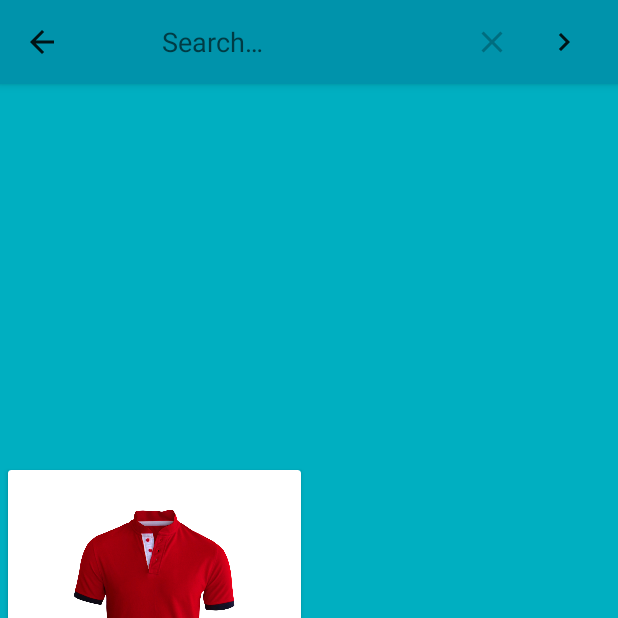
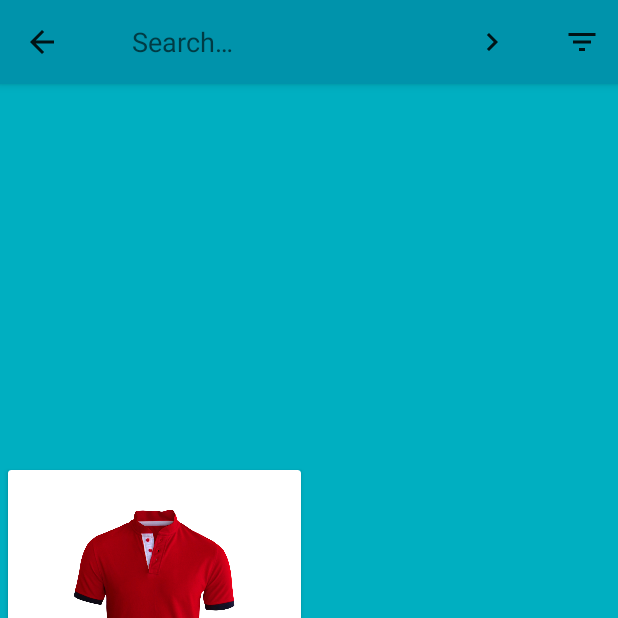
Before and after one commit to nttholly/prm392, an Android app: the ProductsCardActivity screen opened directly, with no data from a screen before it, after a tap on "Search", on a phone screen of 412 x 824 dp, the top half of it. Run offline under Robolectric (Android 15) with nearby library versions, the phone set to English and light mode, and no system bars; our stand-ins replace sdp/ssp sizes.

Commit message:
Update Filter and Search Product
Update Filter and Search Product

```diff
--- a/app/src/main/java/com/example/shoppingapp/ProductsCardActivity.java
+++ b/app/src/main/java/com/example/shoppingapp/ProductsCardActivity.java
@@ -1,5 +1,6 @@
 package com.example.shoppingapp;
 
+import androidx.annotation.NonNull; // <-- Thêm import
 import androidx.appcompat.app.AppCompatActivity;
 import androidx.appcompat.widget.SearchView;
 import androidx.recyclerview.widget.GridLayoutManager;
@@ -9,6 +10,7 @@ import android.annotation.SuppressLint;
 import android.content.Intent;
 import android.os.Bundle;
 import android.view.Menu;
+import android.view.MenuItem; // <-- Thêm import
 import android.view.animation.Animation;
 import android.view.animation.AnimationUtils;
 import android.widget.TextView;
@@ -26,6 +28,12 @@ public class ProductsCardActivity extends AppCompatActivity {
     ShoppingDatabase db;
     private String table_name;
 
+    // === THÊM MỚI: Biến lưu trạng thái sắp xếp ===
+    // (Mặc định là không sắp xếp)
+    private String currentSortOrder = null;
+    // Biến lưu trạng thái tìm kiếm
+    private String currentSearchQuery = null;
+
     @Override
     protected void onCreate(Bundle savedInstanceState) {
         super.onCreate(savedInstanceState);
@@ -39,13 +47,12 @@ public class ProductsCardActivity extends AppCompatActivity {
 
         db = new ShoppingDatabase(this);
 
+        // (Giữ nguyên logic lấy table_name từ Intent)
         Intent intent = getIntent();
         String groupName = "";
-
         if (MainActivity.name_data != null && MainActivity.name_data.equals("Fashion")) {
             groupName = intent.getStringExtra(MainActivity.FASHION_KEY);
             tv_product_name.setText(groupName);
-
             switch (groupName) {
                 case "Áo sơ mi, áo thun, áo polo":
                     table_name = ShoppingDatabase.TB_SHIRT;
@@ -85,14 +92,11 @@ public class ProductsCardActivity extends AppCompatActivity {
         } else {
             table_name = ShoppingDatabase.TB_SHIRT;
         }
-
         MainActivity.name_data = "";
 
-        ArrayList<Products> products = new ArrayList<>();
-        if (table_name != null) products = db.getAllProducts(table_name);
-        else Toast.makeText(this, "Lỗi: Tên bảng không hợp lệ.", Toast.LENGTH_SHORT).show();
 
-        adapter = new ProductAdapter(products, productId -> {
+        // Khởi tạo Adapter (với danh sách rỗng ban đầu)
+        adapter = new ProductAdapter(new ArrayList<>(), productId -> {
             Intent i = new Intent(getBaseContext(),DisplayProductsActivity.class);
             i.putExtra(PRODUCT_ID_KEY,productId);
             i.putExtra(TABLE_NAME_KEY,table_name);
@@ -104,41 +108,88 @@ public class ProductsCardActivity extends AppCompatActivity {
         rv.setLayoutManager(lm);
         rv.setHasFixedSize(true);
         rv.setAdapter(adapter);
+
+        // === SỬA LẠI: Gọi hàm loadProducts() ===
+        loadProducts();
     }
 
+    /**
+     * HÀM MỚI: Tải sản phẩm dựa trên trạng thái Search và Filter
+     */
+    private void loadProducts() {
+        if (table_name == null) return;
+
+        ArrayList<Products> products;
+
+        if (currentSearchQuery != null && !currentSearchQuery.isEmpty()) {
+            // 1. Nếu đang tìm kiếm -> Ưu tiên tìm kiếm (với sắp xếp)
+            products = db.getProductForSearch(currentSearchQuery, table_name, currentSortOrder);
+        } else {
+            // 2. Nếu không tìm kiếm -> Lấy tất cả (với sắp xếp)
+            products = db.getAllProducts(table_name, currentSortOrder);
+        }
+
+        adapter.setProducts(products);
+        adapter.notifyDataSetChanged();
+    }
+
+
     @SuppressLint("ResourceAsColor")
+    @Override
     public boolean onCreateOptionsMenu(Menu menu) {
         getMenuInflater().inflate(R.menu.search_menu, menu);
         SearchView searchView = (SearchView) menu.findItem(R.id.main_search).getActionView();
         searchView.setSubmitButtonEnabled(true);
+
         searchView.setOnQueryTextListener(new SearchView.OnQueryTextListener() {
             @Override
             public boolean onQueryTextSubmit(String query) {
-                if (table_name != null) {
-                    ArrayList<Products> product = db.getProductForSearch(query,table_name);
-                    adapter.setProducts(product);
-                    adapter.notifyDataSetChanged();
-                }
+                // === SỬA LẠI: Cập nhật biến và gọi loadProducts() ===
+                currentSearchQuery = query;
+                loadProducts();
                 return false;
             }
+
             @Override
             public boolean onQueryTextChange(String newText) {
-                if (table_name != null) {
-                    ArrayList<Products> product = db.getProductForSearch(newText,table_name);
-                    adapter.setProducts(product);
-                    adapter.notifyDataSetChanged();
-                }
+                // === SỬA LẠI: Cập nhật biến và gọi loadProducts() ===
+                currentSearchQuery = newText;
+                loadProducts();
                 return false;
             }
         });
+
         searchView.setOnCloseListener(() -> {
-            if (table_name != null) {
-                ArrayList<Products> product = db.getAllProducts(table_name);
-                adapter.setProducts(product);
-                adapter.notifyDataSetChanged();
-            }
+            // === SỬA LẠI: Cập nhật biến và gọi loadProducts() ===
+            currentSearchQuery = null; // Xóa trạng thái tìm kiếm
+            loadProducts(); // Tải lại danh sách (vẫn giữ filter nếu có)
             return false;
         });
+
         return true;
     }
+
+    /**
+     * HÀM MỚI: Xử lý sự kiện click cho các item trong menu (Filter)
+     */
+    @Override
+    public boolean onOptionsItemSelected(@NonNull MenuItem item) {
+        int id = item.getItemId();
+
+        if (id == R.id.filter_price_low_high) {
+            currentSortOrder = "ASC"; // Sắp xếp tăng dần
+            loadProducts(); // Tải lại danh sách
+            return true;
+        } else if (id == R.id.filter_price_high_low) {
+            currentSortOrder = "DESC"; // Sắp xếp giảm dần
+            loadProducts();
+            return true;
+        } else if (id == R.id.filter_none) {
+            currentSortOrder = null; // Bỏ sắp xếp
+            loadProducts();
+            return true;
+        }
+
+        return super.onOptionsItemSelected(item);
+    }
 }
--- a/app/src/main/java/com/example/shoppingapp/ShoppingDatabase.java
+++ b/app/src/main/java/com/example/shoppingapp/ShoppingDatabase.java
@@ -14,7 +14,7 @@ public class ShoppingDatabase extends SQLiteOpenHelper {
     public static final String DB_NAME = "shopping_db";
     public static final int DB_VERSION = 18; // Giữ nguyên version của bạn
 
-    // tables
+    // (Giữ nguyên toàn bộ khai báo Tên bảng, Tên cột...)
     public static final String TB_SHIRT = "shirt";
     public static final String TB_PANTS = "pants";
     public static final String TB_SHORTS = "shorts";
@@ -25,12 +25,9 @@ public class ShoppingDatabase extends SQLiteOpenHelper {
     public static final String TB_HAT = "hat";
     public static final String TB_DRESS = "dress";
     public static final String TB_ACCESSORY = "accessory";
-
     public static final String TB_USERS = "users";
     public static final String TB_PURCHASES = "purchases";
     public static final String TB_PRODUCT_DISCOUNT = "product_discount";
-
-    // columns
     public static final String TB_CLM_ID = "id";
     public static final String TB_CLM_IMAGE = "image";
     public static final String TB_CLM_NAME = "name";
@@ -41,8 +38,6 @@ public class ShoppingDatabase extends SQLiteOpenHelper {
     public static final String TB_CLM_DISCOUNT = "discount";
     public static final String TB_CLM_RATING = "rating";
     public static final String TB_CLM_QUANTITY = "quantity";
-
-    // user columns
     public static final String TB_CLM_USER_ID = "user_id";
     public static final String TB_CLM_USER_NAME = "user_name";
     public static final String TB_CLM_USER_FULL_NAME = "full_name";
@@ -58,6 +53,7 @@ public class ShoppingDatabase extends SQLiteOpenHelper {
         this.mContext = context.getApplicationContext();
     }
 
+    // (Giữ nguyên các hàm onCreate, onUpgrade, createTables, insertProduct, insertProductDiscount...)
     @Override
     public void onCreate(SQLiteDatabase db) {
         db.execSQL(createTables(TB_SHIRT));
@@ -70,9 +66,7 @@ public class ShoppingDatabase extends SQLiteOpenHelper {
         db.execSQL(createTables(TB_HAT));
         db.execSQL(createTables(TB_DRESS));
         db.execSQL(createTables(TB_ACCESSORY));
-
         db.execSQL(createTables(TB_PRODUCT_DISCOUNT));
-
         db.execSQL("CREATE TABLE " + TB_USERS + " (" +
                 TB_CLM_USER_ID + " INTEGER PRIMARY KEY AUTOINCREMENT, " +
                 TB_CLM_USER_NAME + " TEXT UNIQUE, " +
@@ -81,7 +75,6 @@ public class ShoppingDatabase extends SQLiteOpenHelper {
                 TB_CLM_USER_EMAIL + " TEXT UNIQUE, " +
                 TB_CLM_USER_PHONE + " TEXT, " +
                 TB_CLM_USER_IMAGE + " TEXT);");
-
         db.execSQL("CREATE TABLE " + TB_PURCHASES + " (" +
                 TB_CLM_ID + " INTEGER PRIMARY KEY AUTOINCREMENT, " +
                 TB_CLM_IMAGE + " TEXT, " +
@@ -90,10 +83,8 @@ public class ShoppingDatabase extends SQLiteOpenHelper {
                 TB_CLM_BRAND + " TEXT, " +
                 TB_CLM_RATING + " REAL, " +
                 TB_CLM_QUANTITY + " INTEGER);");
-
         insertInitialData(db);
     }
-
     @Override
     public void onUpgrade(SQLiteDatabase db, int oldV, int newV) {
         String[] tables = {
@@ -103,7 +94,6 @@ public class ShoppingDatabase extends SQLiteOpenHelper {
         for (String t : tables) db.execSQL("DROP TABLE IF EXISTS " + t);
         onCreate(db);
     }
-
     private String createTables(String tableName) {
         return "CREATE TABLE " + tableName + " (" +
                 TB_CLM_ID + " INTEGER PRIMARY KEY AUTOINCREMENT, " +
@@ -115,8 +105,6 @@ public class ShoppingDatabase extends SQLiteOpenHelper {
                 TB_CLM_DESCRIPTION + " TEXT, " +
                 TB_CLM_DISCOUNT + " REAL);";
     }
-
-    // --------- Products ---------
     public boolean insertProduct(Products p, String tableName, SQLiteDatabase db) {
         ContentValues v = new ContentValues();
         v.put(TB_CLM_IMAGE, p.getImage());
@@ -130,7 +118,6 @@ public class ShoppingDatabase extends SQLiteOpenHelper {
         if (p.getDiscount() > 0) insertProductDiscount(p, db);
         return res != -1;
     }
-
     public boolean insertProductDiscount(Products p, SQLiteDatabase db) {
         ContentValues v = new ContentValues();
         v.put(TB_CLM_IMAGE, p.getImage());
@@ -145,17 +132,26 @@ public class ShoppingDatabase extends SQLiteOpenHelper {
     }
 
 
-    /**
-     * SỬA LỖI: Lấy danh sách sản phẩm
-     * Cần lấy ID để Adapter có thể gửi ID đúng
-     */
+    // === NÂNG CẤP 1: Thêm sortOrder ===
+    // Hàm này dùng để tương thích với code cũ (ví dụ: HomeActivity)
     public ArrayList<Products> getAllProducts(String tableName) {
+        return getAllProducts(tableName, null);
+    }
+
+    // Hàm chính đã nâng cấp (đã sửa lỗi ID và thêm sortOrder)
+    public ArrayList<Products> getAllProducts(String tableName, String sortOrder) {
         ArrayList<Products> list = new ArrayList<>();
         SQLiteDatabase db = getReadableDatabase();
-        Cursor c = db.rawQuery("SELECT * FROM " + tableName, null);
+
+        String sql = "SELECT * FROM " + tableName;
+        if (sortOrder != null && !sortOrder.isEmpty()) {
+            sql += " ORDER BY " + TB_CLM_PRICE + " " + sortOrder; // Sắp xếp theo GIÁ
+        }
+
+        Cursor c = db.rawQuery(sql, null);
         if (c.moveToFirst()) {
             do {
-                @SuppressLint("Range") int id = c.getInt(c.getColumnIndex(TB_CLM_ID)); // <-- LẤY ID
+                @SuppressLint("Range") int id = c.getInt(c.getColumnIndex(TB_CLM_ID)); // LẤY ID
                 @SuppressLint("Range") String image = c.getString(c.getColumnIndex(TB_CLM_IMAGE));
                 @SuppressLint("Range") String name = c.getString(c.getColumnIndex(TB_CLM_NAME));
                 @SuppressLint("Range") double price = c.getDouble(c.getColumnIndex(TB_CLM_PRICE));
@@ -164,7 +160,6 @@ public class ShoppingDatabase extends SQLiteOpenHelper {
                 @SuppressLint("Range") String desc = c.getString(c.getColumnIndex(TB_CLM_DESCRIPTION));
                 @SuppressLint("Range") double disc = c.getDouble(c.getColumnIndex(TB_CLM_DISCOUNT));
 
-                // Dùng constructor CÓ ID
                 Products p = new Products(id, image, name, price, brand, pieces, desc, disc);
                 list.add(p);
             } while (c.moveToNext());
@@ -175,6 +170,7 @@ public class ShoppingDatabase extends SQLiteOpenHelper {
     }
 
     public Products getProduct(int id, String tableName) {
+        // (Giữ nguyên hàm getProduct)
         SQLiteDatabase db = getReadableDatabase();
         Cursor c = db.rawQuery("SELECT * FROM " + tableName + " WHERE " + TB_CLM_ID + "=?", new String[]{String.valueOf(id)});
         if (c.moveToFirst()) {
@@ -195,17 +191,26 @@ public class ShoppingDatabase extends SQLiteOpenHelper {
         return null;
     }
 
-    /**
-     * SỬA LỖI: Lấy danh sách sản phẩm khi tìm kiếm
-     * Cũng cần lấy ID giống như hàm getAllProducts
-     */
+    // === NÂNG CẤP 2: Thêm sortOrder ===
+    // Hàm này dùng để tương thích với code cũ
     public ArrayList<Products> getProductForSearch(String nameProduct, String tableName) {
+        return getProductForSearch(nameProduct, tableName, null);
+    }
+
+    // Hàm chính đã nâng cấp (đã sửa lỗi ID và thêm sortOrder)
+    public ArrayList<Products> getProductForSearch(String nameProduct, String tableName, String sortOrder) {
         ArrayList<Products> list = new ArrayList<>();
         SQLiteDatabase db = getReadableDatabase();
-        Cursor c = db.rawQuery("SELECT * FROM " + tableName + " WHERE " + TB_CLM_NAME + " LIKE ?", new String[]{"%" + nameProduct + "%"});
+
+        String sql = "SELECT * FROM " + tableName + " WHERE " + TB_CLM_NAME + " LIKE ?";
+        if (sortOrder != null && !sortOrder.isEmpty()) {
+            sql += " ORDER BY " + TB_CLM_PRICE + " " + sortOrder; // Sắp xếp theo GIÁ
+        }
+
+        Cursor c = db.rawQuery(sql, new String[]{"%" + nameProduct + "%"});
         if (c.moveToFirst()) {
             do {
-                @SuppressLint("Range") int id = c.getInt(c.getColumnIndex(TB_CLM_ID)); // <-- LẤY ID
+                @SuppressLint("Range") int id = c.getInt(c.getColumnIndex(TB_CLM_ID)); // LẤY ID
                 @SuppressLint("Range") String image = c.getString(c.getColumnIndex(TB_CLM_IMAGE));
                 @SuppressLint("Range") String name = c.getString(c.getColumnIndex(TB_CLM_NAME));
                 @SuppressLint("Range") double price = c.getDouble(c.getColumnIndex(TB_CLM_PRICE));
@@ -214,7 +219,6 @@ public class ShoppingDatabase extends SQLiteOpenHelper {
                 @SuppressLint("Range") String desc = c.getString(c.getColumnIndex(TB_CLM_DESCRIPTION));
                 @SuppressLint("Range") double disc = c.getDouble(c.getColumnIndex(TB_CLM_DISCOUNT));
 
-                // Dùng constructor CÓ ID
                 Products p = new Products(id, image, name, price, brand, pieces, desc, disc);
                 list.add(p);
             } while (c.moveToNext());
@@ -224,6 +228,8 @@ public class ShoppingDatabase extends SQLiteOpenHelper {
         return list;
     }
 
+    // (Giữ nguyên toàn bộ các hàm Purchases (insert, getAll, delete, update, getTotalPrice) và Users (insert, get, update, checkUser) và insertInitialData...)
+    // ...
     // --------- Purchases ---------
     public boolean insertProductInPurchases(Products p) {
         SQLiteDatabase db = getWritableDatabase();
@@ -238,11 +244,6 @@ public class ShoppingDatabase extends SQLiteOpenHelper {
         db.close();
         return res != -1;
     }
-
-    /**
-     * SỬA LỖI: Lấy tất cả sản phẩm trong giỏ hàng
-     * Cần lấy cả ID để dùng cho việc Sửa/Xóa
-     */
     public ArrayList<Products> getAllProductsInPurchases() {
         ArrayList<Products> list = new ArrayList<>();
         SQLiteDatabase db = getReadableDatabase();
@@ -256,10 +257,8 @@ public class ShoppingDatabase extends SQLiteOpenHelper {
                 @SuppressLint("Range") String brand = c.getString(c.getColumnIndex(TB_CLM_BRAND));
                 @SuppressLint("Range") float rating = c.getFloat(c.getColumnIndex(TB_CLM_RATING));
                 @SuppressLint("Range") int qty = c.getInt(c.getColumnIndex(TB_CLM_QUANTITY));
-
                 Products p = new Products(image, name, price, brand, rating, qty);
                 p.setId(id); // <-- SET ID CHO SẢN PHẨM
-
                 list.add(p);
             } while (c.moveToNext());
         }
@@ -267,20 +266,12 @@ public class ShoppingDatabase extends SQLiteOpenHelper {
         db.close();
         return list;
     }
-
-    /**
-     * HÀM MỚI: Xóa một sản phẩm khỏi giỏ hàng (Delete)
-     */
     public boolean deleteProductFromPurchases(int productId) {
         SQLiteDatabase db = getWritableDatabase();
         int res = db.delete(TB_PURCHASES, TB_CLM_ID + "=?", new String[]{String.valueOf(productId)});
         db.close();
         return res > 0;
     }
-
-    /**
-     * HÀM MỚI: Cập nhật số lượng sản phẩm trong giỏ hàng (Update)
-     */
     public boolean updateProductInPurchases(int productId, int newQuantity) {
         SQLiteDatabase db = getWritableDatabase();
         ContentValues v = new ContentValues();
@@ -289,10 +280,6 @@ public class ShoppingDatabase extends SQLiteOpenHelper {
         db.close();
         return res > 0;
     }
-
-    /**
-     * HÀM MỚI: Tính tổng tiền của tất cả sản phẩm trong giỏ hàng
-     */
     @SuppressLint("Range")
     public double getCartTotalPrice() {
         SQLiteDatabase db = getReadableDatabase();
@@ -305,8 +292,6 @@ public class ShoppingDatabase extends SQLiteOpenHelper {
         db.close();
         return total;
     }
-
-
     // --------- Users ---------
     public boolean insertUser(Users user) {
         SQLiteDatabase db = getWritableDatabase();
@@ -321,7 +306,6 @@ public class ShoppingDatabase extends SQLiteOpenHelper {
         db.close();
         return res != -1;
     }
-
     public Users getUser(int user_id) {
         SQLiteDatabase db = getReadableDatabase();
         Cursor c = db.rawQuery("SELECT * FROM " + TB_USERS + " WHERE " + TB_CLM_USER_ID + "=?", new String[]{String.valueOf(user_id)});
@@ -342,7 +326,6 @@ public class ShoppingDatabase extends SQLiteOpenHelper {
         db.close();
         return null;
     }
-
     public boolean upDataUser(Users user) {
         SQLiteDatabase db = getWritableDatabase();
         ContentValues v = new ContentValues();
@@ -354,7 +337,6 @@ public class ShoppingDatabase extends SQLiteOpenHelper {
         db.close();
         return res > 0;
     }
-
     @SuppressLint("Range")
     public int checkUser(String user_name, String password) {
         SQLiteDatabase db = getReadableDatabase();
@@ -369,8 +351,6 @@ public class ShoppingDatabase extends SQLiteOpenHelper {
         db.close();
         return id;
     }
-
-    // ---------- initial data ----------
     private void insertInitialData(SQLiteDatabase db) {
         insertProduct(new Products("tshirt_red", "Áo thun đỏ", 28.0, "Coolmate", 20, "Áo thun đỏ basic", 5.0), TB_SHIRT, db);
         insertProduct(new Products("pants1", "Quần kaki nam", 40.0, "Uniqlo", 35, "Quần kaki thoải mái", 0.0), TB_PANTS, db);
--- /dev/null
+++ b/app/src/main/res/drawable/ic_baseline_filter_list_24.xml
@@ -0,0 +1,10 @@
+<vector xmlns:android="http://schemas.android.com/apk/res/android"
+    android:width="24dp"
+    android:height="24dp"
+    android:viewportWidth="24"
+    android:viewportHeight="24"
+    android:tint="?attr/colorControlNormal">
+    <path
+        android:fillColor="@android:color/white"
+        android:pathData="M10,18h4v-2h-4v2zM3,6v2h18V6H3zm3,7h12v-2H6v2z"/>
+</vector>
--- a/app/src/main/res/menu/search_menu.xml
+++ b/app/src/main/res/menu/search_menu.xml
@@ -1,9 +1,30 @@
 <?xml version="1.0" encoding="utf-8"?>
 <menu xmlns:android="http://schemas.android.com/apk/res/android"
     xmlns:app="http://schemas.android.com/apk/res-auto">
+
     <item
         android:id="@+id/main_search"
+        android:icon="@android:drawable/ic_menu_search"
         android:title="Search"
-        app:showAsAction="always"
-        app:actionViewClass="androidx.appcompat.widget.SearchView" />
+        app:actionViewClass="androidx.appcompat.widget.SearchView"
+        app:showAsAction="ifRoom|collapseActionView" />
+
+    <item
+        android:id="@+id/main_filter"
+        android:icon="@drawable/ic_baseline_filter_list_24"
+        android:title="Filter"
+        app:showAsAction="ifRoom">
+
+        <menu>
+            <item
+                android:id="@+id/filter_price_low_high"
+                android:title="Giá: Thấp đến Cao" />
+            <item
+                android:id="@+id/filter_price_high_low"
+                android:title="Giá: Cao đến Thấp" />
+            <item
+                android:id="@+id/filter_none"
+                android:title="Mặc định" />
+        </menu>
+    </item>
 </menu>
```
